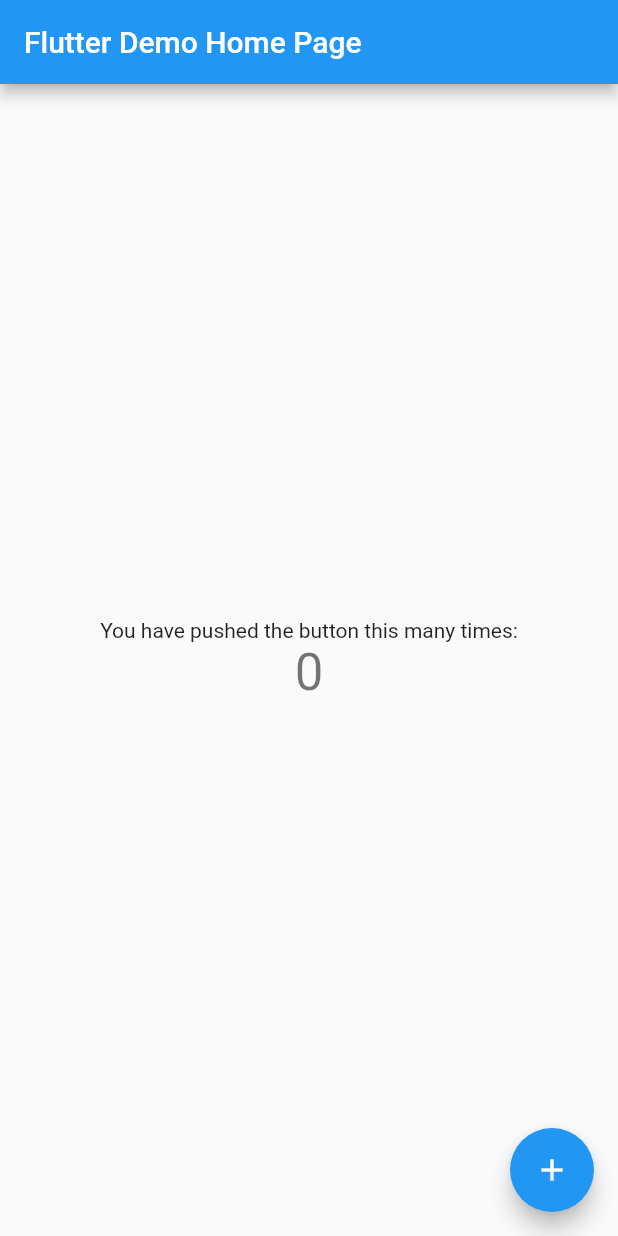
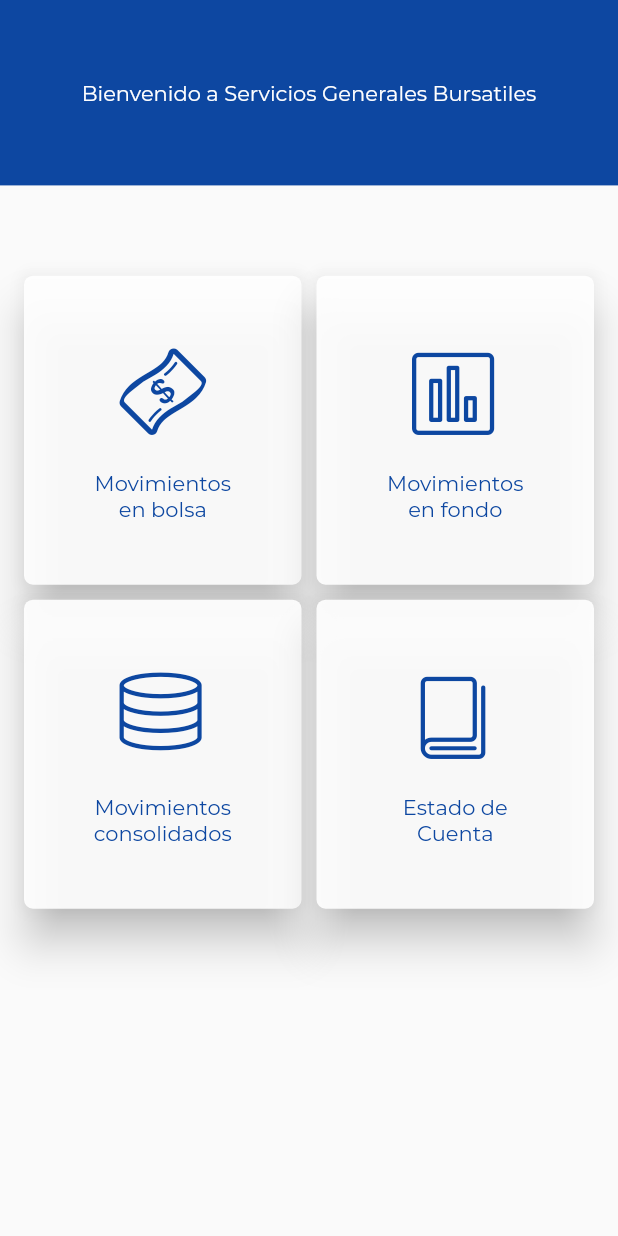
Before and after one commit to RonaldVega14/HomePageDesign, a Flutter app: the screen it shows after launch, on a phone screen of 412 x 824 dp. Run offline on Flutter 3.47's test engine with Material 2 defaults, Android fonts, the phone set to English and light mode, and no system bars.

Commit message:
Changing fonts and icons

```diff
--- a/home_screen_design/lib/main.dart
+++ b/home_screen_design/lib/main.dart
@@ -1,111 +1,17 @@
 import 'package:flutter/material.dart';
+import 'package:home_screen_design/pages/dashBoard.dart';
 
 void main() => runApp(MyApp());
 
 class MyApp extends StatelessWidget {
-  // This widget is the root of your application.
   @override
   Widget build(BuildContext context) {
     return MaterialApp(
-      title: 'Flutter Demo',
+      title: 'Pagina de Inicio 2',
       theme: ThemeData(
-        // This is the theme of your application.
-        //
-        // Try running your application with "flutter run". You'll see the
-        // application has a blue toolbar. Then, without quitting the app, try
-        // changing the primarySwatch below to Colors.green and then invoke
-        // "hot reload" (press "r" in the console where you ran "flutter run",
-        // or simply save your changes to "hot reload" in a Flutter IDE).
-        // Notice that the counter didn't reset back to zero; the application
-        // is not restarted.
-        primarySwatch: Colors.blue,
+        primarySwatch: Colors.blue[1000],
       ),
-      home: MyHomePage(title: 'Flutter Demo Home Page'),
+      home: Dashboard(),
     );
   }
 }
-
-class MyHomePage extends StatefulWidget {
-  MyHomePage({Key key, this.title}) : super(key: key);
-
-  // This widget is the home page of your application. It is stateful, meaning
-  // that it has a State object (defined below) that contains fields that affect
-  // how it looks.
-
-  // This class is the configuration for the state. It holds the values (in this
-  // case the title) provided by the parent (in this case the App widget) and
-  // used by the build method of the State. Fields in a Widget subclass are
-  // always marked "final".
-
-  final String title;
-
-  @override
-  _MyHomePageState createState() => _MyHomePageState();
-}
-
-class _MyHomePageState extends State<MyHomePage> {
-  int _counter = 0;
-
-  void _incrementCounter() {
-    setState(() {
-      // This call to setState tells the Flutter framework that something has
-      // changed in this State, which causes it to rerun the build method below
-      // so that the display can reflect the updated values. If we changed
-      // _counter without calling setState(), then the build method would not be
-      // called again, and so nothing would appear to happen.
-      _counter++;
-    });
-  }
-
-  @override
-  Widget build(BuildContext context) {
-    // This method is rerun every time setState is called, for instance as done
-    // by the _incrementCounter method above.
-    //
-    // The Flutter framework has been optimized to make rerunning build methods
-    // fast, so that you can just rebuild anything that needs updating rather
-    // than having to individually change instances of widgets.
-    return Scaffold(
-      appBar: AppBar(
-        // Here we take the value from the MyHomePage object that was created by
-        // the App.build method, and use it to set our appbar title.
-        title: Text(widget.title),
-      ),
-      body: Center(
-        // Center is a layout widget. It takes a single child and positions it
-        // in the middle of the parent.
-        child: Column(
-          // Column is also layout widget. It takes a list of children and
-          // arranges them vertically. By default, it sizes itself to fit its
-          // children horizontally, and tries to be as tall as its parent.
-          //
-          // Invoke "debug painting" (press "p" in the console, choose the
-          // "Toggle Debug Paint" action from the Flutter Inspector in Android
-          // Studio, or the "Toggle Debug Paint" command in Visual Studio Code)
-          // to see the wireframe for each widget.
-          //
-          // Column has various properties to control how it sizes itself and
-          // how it positions its children. Here we use mainAxisAlignment to
-          // center the children vertically; the main axis here is the vertical
-          // axis because Columns are vertical (the cross axis would be
-          // horizontal).
-          mainAxisAlignment: MainAxisAlignment.center,
-          children: <Widget>[
-            Text(
-              'You have pushed the button this many times:',
-            ),
-            Text(
-              '$_counter',
-              style: Theme.of(context).textTheme.display1,
-            ),
-          ],
-        ),
-      ),
-      floatingActionButton: FloatingActionButton(
-        onPressed: _incrementCounter,
-        tooltip: 'Increment',
-        child: Icon(Icons.add),
-      ), // This trailing comma makes auto-formatting nicer for build methods.
-    );
-  }
-}
--- /dev/null
+++ b/home_screen_design/lib/pages/dashBoard.dart
@@ -0,0 +1,137 @@
+import 'package:flutter/material.dart';
+import 'package:flutter_staggered_grid_view/flutter_staggered_grid_view.dart';
+import 'dart:ui' as ui;
+import 'package:home_screen_design/pages/my_flutter_app_icons.dart' as CustomIcons;
+
+class Dashboard extends StatefulWidget {
+  @override
+  _DashboardState createState() => new _DashboardState();
+    }
+
+  class _DashboardState extends State<Dashboard> with TickerProviderStateMixin {
+
+  //Card item
+  Widget myItems(IconData icon, String title, Color color){
+      return Material(
+        color: Colors.transparent,
+        child: Container(
+            color: Colors.transparent,
+            child: InkWell(
+              borderRadius: BorderRadius.circular(6.0),
+              highlightColor: color.withOpacity(1.0),
+              onTap: (){},
+              child:Material(
+                color: Colors.white.withOpacity(0.9),
+                elevation: 12.0,
+                shadowColor: Colors.black,
+                borderRadius: BorderRadius.circular(6.0),
+                child: Center(
+                    child: Row(
+                      mainAxisAlignment: MainAxisAlignment.center,
+                      crossAxisAlignment: CrossAxisAlignment.start,
+                      children: <Widget>[
+                        Flexible(child: _buildColumn(title, icon, color), flex: 1, fit: FlexFit.tight,)
+                      ],
+                    ),
+                ),
+            ),
+          ),
+      ),
+    );
+  }
+
+  //Construye el texto centrado
+  Widget _buildText(String title, Color color){
+    return Center(
+      child:Text(
+        title,
+        textAlign:TextAlign.center,
+        style:style.copyWith(color: color)
+          ),
+      );
+  }
+//Construye la fila del texto
+  Widget _buildTextRow(String title, Color color){
+    return Row(
+      mainAxisAlignment: MainAxisAlignment.spaceEvenly,
+      crossAxisAlignment: CrossAxisAlignment.center,
+      children: <Widget>[
+        Flexible(child: Container(color: Colors.transparent),flex: 1, fit: FlexFit.tight),
+        Flexible(child: _buildText(title, color),flex: 3, fit: FlexFit.loose,),
+        Flexible(child: Container(color: Colors.transparent),flex: 1, fit: FlexFit.tight)
+      ],
+
+    );
+  }
+//Construye el icono
+  Widget _buildIcon(IconData icon, Color color){
+    return  Padding(
+        padding: const EdgeInsets.all(15.0),
+        child: Icon(
+          icon,
+          color: color,
+          size: MediaQuery.of(context).size.height*0.07,
+        ),
+    );
+  }
+//Construye las columnas
+  Widget _buildColumn(String title, IconData icon, Color color){
+    return Column(
+      mainAxisAlignment: MainAxisAlignment.center,
+      crossAxisAlignment: CrossAxisAlignment.center,
+      children: <Widget>[
+      //Icon
+      Flexible(child: _buildIcon(icon, color), flex: 3, fit: FlexFit.loose),
+      //Text
+      Flexible(child: _buildTextRow(title, color), flex: 1, fit: FlexFit.loose),
+      ],
+    );
+  }
+//Junta y construye todo el contenido
+  Widget _buildContent(){
+    return StaggeredGridView.count(
+      crossAxisCount: 2,
+      crossAxisSpacing: 10.0,
+      mainAxisSpacing: 10.0,
+      padding: const EdgeInsets.symmetric(vertical: 9.0, horizontal:16.0),
+
+      children: <Widget>[
+        Container(),
+        myItems(CustomIcons.MyFlutterApp.money, 'Movimientos en bolsa', Colors.blue[900]),
+        myItems(CustomIcons.MyFlutterApp.chart_bars, 'Movimientos en fondo', Colors.blue[900]),
+        myItems(CustomIcons.MyFlutterApp.database_1, 'Movimientos consolidados', Colors.blue[900]),
+        myItems(CustomIcons.MyFlutterApp.book, 'Estado de Cuenta', Colors.blue[900]),
+      ],
+      staggeredTiles: [
+        StaggeredTile.extent(2, MediaQuery.of(context).size.height*0.20),
+        StaggeredTile.extent(1, MediaQuery.of(context).size.height*0.25),
+        StaggeredTile.extent(1, MediaQuery.of(context).size.height*0.25),
+        StaggeredTile.extent(1, MediaQuery.of(context).size.height*0.25),
+        StaggeredTile.extent(1, MediaQuery.of(context).size.height*0.25),
+      ],
+    );
+  }
+
+  TextStyle style =TextStyle(fontFamily: 'Montserrat', fontSize: 14.0, color: Colors.black);
+  @override
+  Widget build(BuildContext context) {
+    return SafeArea(
+      child: Scaffold(
+        body: Container(
+          child: Stack(
+            fit: StackFit.loose,
+            children: <Widget>[
+              Container(
+                height: MediaQuery.of(context).size.height*0.15,
+                color: Colors.blue[900],
+                child: _buildText('Bienvenido a Servicios Generales Bursatiles', Colors.white),
+              ),
+              _buildContent(),
+            ],
+          ),
+        ),
+      ),
+    );
+  }
+
+}
--- /dev/null
+++ b/home_screen_design/lib/pages/my_flutter_app_icons.dart
@@ -0,0 +1,52 @@
+/// Flutter icons MyFlutterApp
+/// Copyright (C) 2019 by original authors @ fluttericon.com, fontello.com
+/// This font was generated by FlutterIcon.com, which is derived from Fontello.
+///
+/// To use this font, place it in your fonts/ directory and include the
+/// following in your pubspec.yaml
+///
+/// flutter:
+///   fonts:
+///    - family:  MyFlutterApp
+///      fonts:
+///       - asset: fonts/MyFlutterApp.ttf
+///
+///
+/// * Linecons, Copyright (C) 2013 by Designmodo
+///         Author:    Designmodo for Smashing Magazine
+///         License:   CC BY ()
+///         Homepage:  http://designmodo.com/linecons-free/
+/// * Linearicons Free, Copyright (C) Linearicons.com
+///         Author:    Perxis
+///         License:   CC BY-SA 4.0 (https://creativecommons.org/licenses/by-sa/4.0/)
+///         Homepage:  https://linearicons.com
+///
+import 'package:flutter/widgets.dart';
+
+class MyFlutterApp {
+  MyFlutterApp._();
+
+  static const _kFontFam = 'MyFlutterApp';
+
+  static const IconData doc = const IconData(0xe800, fontFamily: _kFontFam);
+  static const IconData database = const IconData(0xe801, fontFamily: _kFontFam);
+  static const IconData params = const IconData(0xe802, fontFamily: _kFontFam);
+  static const IconData note = const IconData(0xe803, fontFamily: _kFontFam);
+  static const IconData user = const IconData(0xe804, fontFamily: _kFontFam);
+  static const IconData star = const IconData(0xe805, fontFamily: _kFontFam);
+  static const IconData cloud = const IconData(0xe806, fontFamily: _kFontFam);
+  static const IconData globe = const IconData(0xe807, fontFamily: _kFontFam);
+  static const IconData money = const IconData(0xe808, fontFamily: _kFontFam);
+  static const IconData attach = const IconData(0xe809, fontFamily: _kFontFam);
+  static const IconData key = const IconData(0xe80a, fontFamily: _kFontFam);
+  static const IconData database_1 = const IconData(0xe80e, fontFamily: _kFontFam);
+  static const IconData lock = const IconData(0xe80f, fontFamily: _kFontFam);
+  static const IconData cog = const IconData(0xe810, fontFamily: _kFontFam);
+  static const IconData license = const IconData(0xe822, fontFamily: _kFontFam);
+  static const IconData book = const IconData(0xe828, fontFamily: _kFontFam);
+  static const IconData user_1 = const IconData(0xe82a, fontFamily: _kFontFam);
+  static const IconData pie_chart = const IconData(0xe842, fontFamily: _kFontFam);
+  static const IconData chart_bars = const IconData(0xe843, fontFamily: _kFontFam);
+  static const IconData chevron_left = const IconData(0xe875, fontFamily: _kFontFam);
+  static const IconData arrow_left = const IconData(0xe879, fontFamily: _kFontFam);
+}
```
Also changed, not shown: home_screen_design/pubspec.yaml (+11 -6 lines), home_screen_design/assets/fonts/Montserrat-Regular.ttf (added), home_screen_design/assets/fonts/MyFlutterApp.ttf (added), home_screen_design/pubspec.lock.
